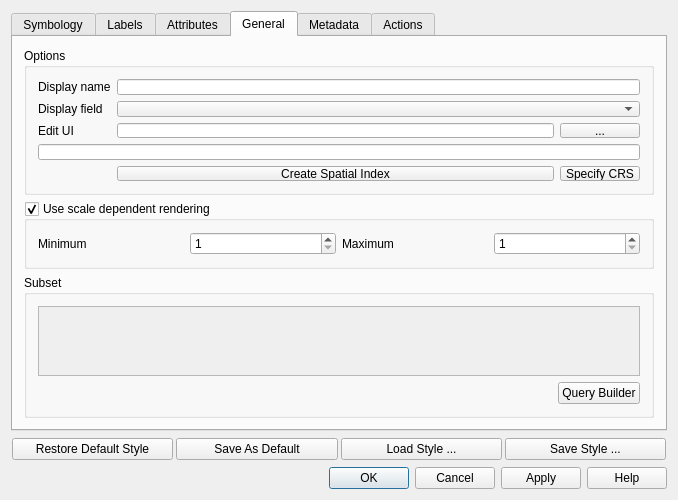
The window that qgis/src/ui/qgsvectorlayerpropertiesbase.ui (sourcepole/qgis) describes before a commit, drawn with Qt 5.
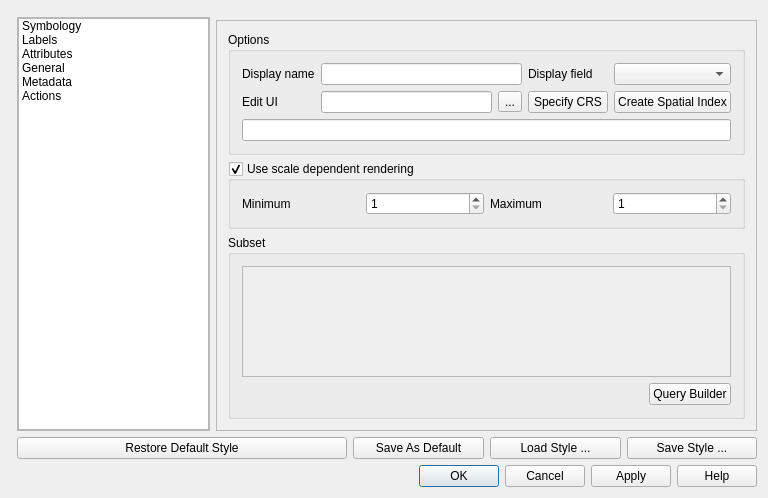
The same window after the commit. Icons and pictures are not drawn.

Commit message: First implementation of property lists for vector props dialog. Still needs icon for the property list and vertical resizing is currently not working as it should (on my todo list to fix).

Patch:
```diff
--- a/qgis/src/ui/qgsvectorlayerpropertiesbase.ui
+++ b/qgis/src/ui/qgsvectorlayerpropertiesbase.ui
@@ -6,29 +6,22 @@
    <rect>
     <x>0</x>
     <y>0</y>
-    <width>678</width>
-    <height>500</height>
+    <width>768</width>
+    <height>498</height>
    </rect>
   </property>
-  <property name="minimumSize">
-   <size>
-    <width>0</width>
-    <height>500</height>
-   </size>
-  </property>
   <property name="windowTitle">
    <string>Layer Properties</string>
   </property>
   <property name="windowIcon">
    <iconset>
-    <normaloff/>
-   </iconset>
+    <normaloff>../../../../../.designer/backup</normaloff>../../../../../.designer/backup</iconset>
   </property>
   <property name="modal">
    <bool>true</bool>
   </property>
-  <layout class="QGridLayout">
-   <item row="1" column="0">
+  <layout class="QGridLayout" name="gridLayout">
+   <item row="0" column="0" rowspan="2" colspan="2">
     <layout class="QHBoxLayout">
      <property name="spacing">
       <number>3</number>
@@ -36,77 +29,77 @@
      <property name="margin">
       <number>1</number>
      </property>
-     <item>
-      <widget class="QPushButton" name="pbnLoadDefaultStyle">
-       <property name="text">
-        <string>Restore Default Style</string>
-       </property>
-      </widget>
-     </item>
-     <item>
-      <widget class="QPushButton" name="pbnSaveDefaultStyle">
-       <property name="text">
-        <string>Save As Default</string>
-       </property>
-      </widget>
-     </item>
-     <item>
-      <widget class="QPushButton" name="pbnLoadStyle">
-       <property name="text">
-        <string>Load Style ...</string>
-       </property>
-      </widget>
-     </item>
-     <item>
-      <widget class="QPushButton" name="pbnSaveStyleAs">
-       <property name="text">
-        <string>Save Style ...</string>
-       </property>
-      </widget>
-     </item>
     </layout>
    </item>
-   <item row="3" column="0">
-    <widget class="QDialogButtonBox" name="buttonBox">
-     <property name="orientation">
-      <enum>Qt::Horizontal</enum>
-     </property>
-     <property name="standardButtons">
-      <set>QDialogButtonBox::Apply|QDialogButtonBox::Cancel|QDialogButtonBox::Help|QDialogButtonBox::Ok</set>
-     </property>
-    </widget>
-   </item>
-   <item row="0" column="0">
-    <widget class="QTabWidget" name="tabWidget">
-     <property name="enabled">
+   <item row="1" column="1">
+    <widget class="QScrollArea" name="scrollArea">
+     <property name="widgetResizable">
       <bool>true</bool>
      </property>
-     <property name="sizePolicy">
-      <sizepolicy hsizetype="Expanding" vsizetype="Expanding">
-       <horstretch>0</horstretch>
-       <verstretch>0</verstretch>
-      </sizepolicy>
-     </property>
-     <property name="autoFillBackground">
-      <bool>false</bool>
-     </property>
-     <property name="tabShape">
-      <enum>QTabWidget::Rounded</enum>
-     </property>
-     <property name="currentIndex">
-      <number>3</number>
-     </property>
-     <widget class="QWidget" name="tab2">
-      <property name="sizePolicy">
-       <sizepolicy hsizetype="Expanding" vsizetype="Expanding">
-        <horstretch>0</horstretch>
-        <verstretch>0</verstretch>
-       </sizepolicy>
-      </property>
-      <attribute name="title">
+     <widget class="QWidget" name="scrollAreaWidgetContents">
+      <property name="geometry">
+       <rect>
+        <x>0</x>
+        <y>0</y>
+        <width>194</width>
+        <height>404</height>
+       </rect>
+      </property>
+      <layout class="QGridLayout" name="gridLayout_10">
+       <property name="margin">
+        <number>0</number>
+       </property>
+       <item row="0" column="0">
+        <widget class="QListWidget" name="listWidget">
+         <property name="iconSize">
+          <size>
+           <width>64</width>
+           <height>64</height>
+          </size>
+         </property>
+         <item>
+          <property name="text">
        <string>Symbology</string>
-      </attribute>
-      <layout class="QGridLayout">
+          </property>
+         </item>
+         <item>
+          <property name="text">
+           <string>Labels</string>
+          </property>
+         </item>
+         <item>
+          <property name="text">
+           <string>Attributes</string>
+          </property>
+         </item>
+         <item>
+          <property name="text">
+           <string>General</string>
+          </property>
+         </item>
+         <item>
+          <property name="text">
+           <string>Metadata</string>
+          </property>
+         </item>
+         <item>
+          <property name="text">
+           <string>Actions</string>
+          </property>
+         </item>
+        </widget>
+       </item>
+      </layout>
+     </widget>
+    </widget>
+   </item>
+   <item row="0" column="2" rowspan="2" colspan="4">
+    <widget class="QStackedWidget" name="stackedWidget">
+     <property name="currentIndex">
+      <number>3</number>
+     </property>
+     <widget class="QWidget" name="page_3">
+      <layout class="QGridLayout" name="gridLayout_4">
        <item row="0" column="0">
         <widget class="QLabel" name="legendtypelabel">
          <property name="sizePolicy">
@@ -209,11 +202,8 @@
        </item>
       </layout>
      </widget>
-     <widget class="QWidget" name="tab4">
-      <attribute name="title">
-       <string>Labels</string>
-      </attribute>
-      <layout class="QGridLayout">
+     <widget class="QWidget" name="page_4">
+      <layout class="QGridLayout" name="gridLayout_5">
        <item row="0" column="0">
         <widget class="QCheckBox" name="labelCheckBox">
          <property name="sizePolicy">
@@ -248,14 +238,9 @@
        </item>
       </layout>
      </widget>
-     <widget class="QWidget" name="tab6">
-      <attribute name="title">
-       <string>Attributes</string>
-      </attribute>
-      <layout class="QGridLayout" name="gridLayout">
+     <widget class="QWidget" name="page_5">
+      <layout class="QGridLayout" name="gridLayout_6">
        <item row="0" column="0">
-        <layout class="QHBoxLayout" name="horizontalLayout">
-         <item>
           <widget class="QToolButton" name="mAddAttributeButton">
            <property name="sizePolicy">
             <sizepolicy hsizetype="Fixed" vsizetype="Fixed">
@@ -271,14 +256,14 @@
            </property>
            <property name="icon">
             <iconset>
-             <normaloff>../xpm/new_attribute.png</normaloff>../xpm/new_attribute.png</iconset>
+           <normaloff>../../../../../.designer/xpm/new_attribute.png</normaloff>../../../../../.designer/xpm/new_attribute.png</iconset>
            </property>
            <property name="shortcut">
             <string>Ctrl+N</string>
            </property>
           </widget>
          </item>
-         <item>
+       <item row="0" column="1">
           <widget class="QToolButton" name="mDeleteAttributeButton">
            <property name="toolTip">
             <string>Delete column</string>
@@ -288,14 +273,14 @@
            </property>
            <property name="icon">
             <iconset>
-             <normaloff>../xpm/delete_attribute.png</normaloff>../xpm/delete_attribute.png</iconset>
+           <normaloff>../../../../../.designer/xpm/delete_attribute.png</normaloff>../../../../../.designer/xpm/delete_attribute.png</iconset>
            </property>
            <property name="shortcut">
             <string>Ctrl+X</string>
            </property>
           </widget>
          </item>
-         <item>
+       <item row="0" column="2">
           <widget class="QToolButton" name="mToggleEditingButton">
            <property name="toolTip">
             <string>Toggle editing mode</string>
@@ -311,7 +296,7 @@
            </property>
           </widget>
          </item>
-         <item>
+       <item row="0" column="3">
           <widget class="QToolButton" name="mCalculateFieldButton">
            <property name="toolTip">
             <string>Field calculator</string>
@@ -327,7 +312,7 @@
            </property>
           </widget>
          </item>
-         <item>
+       <item row="0" column="4">
           <spacer>
            <property name="orientation">
             <enum>Qt::Horizontal</enum>
@@ -340,9 +325,7 @@
            </property>
           </spacer>
          </item>
-        </layout>
-       </item>
-       <item row="1" column="0">
+       <item row="1" column="0" colspan="5">
         <widget class="QTableWidget" name="tblAttributes">
          <property name="sizePolicy">
           <sizepolicy hsizetype="Expanding" vsizetype="Expanding">
@@ -363,17 +346,41 @@
        </item>
       </layout>
      </widget>
-     <widget class="QWidget" name="tab1">
-      <attribute name="title">
-       <string>General</string>
-      </attribute>
-      <layout class="QGridLayout">
+     <widget class="QWidget" name="page_6">
+      <layout class="QGridLayout" name="gridLayout_7">
+       <property name="leftMargin">
+        <number>0</number>
+       </property>
+       <property name="topMargin">
+        <number>9</number>
+       </property>
+       <property name="rightMargin">
+        <number>0</number>
+       </property>
+       <property name="bottomMargin">
+        <number>0</number>
+       </property>
+       <item row="0" column="0">
+        <widget class="QScrollArea" name="scrollArea_2">
+         <property name="widgetResizable">
+          <bool>true</bool>
+         </property>
+         <widget class="QWidget" name="scrollAreaWidgetContents_2">
+          <property name="geometry">
+           <rect>
+            <x>0</x>
+            <y>0</y>
+            <width>540</width>
+            <height>401</height>
+           </rect>
+          </property>
+          <layout class="QGridLayout" name="gridLayout_3">
        <item row="0" column="0">
         <widget class="QGroupBox" name="indexGroupBox">
          <property name="title">
           <string>Options</string>
          </property>
-         <layout class="QGridLayout">
+             <layout class="QGridLayout" name="gridLayout_2">
           <item row="0" column="0">
            <widget class="QLabel" name="textLabel3">
             <property name="text">
@@ -384,10 +391,10 @@
             </property>
            </widget>
           </item>
-          <item row="0" column="1" colspan="2">
+              <item row="0" column="1">
            <widget class="QLineEdit" name="txtDisplayName"/>
           </item>
-          <item row="1" column="0">
+              <item row="0" column="2">
            <widget class="QLabel" name="textLabel2">
             <property name="toolTip">
              <string>Display field for the Identify Results dialog box</string>
@@ -403,58 +410,62 @@
             </property>
            </widget>
           </item>
-          <item row="1" column="1" colspan="2">
+              <item row="0" column="3">
            <widget class="QComboBox" name="displayFieldComboBox">
             <property name="whatsThis">
              <string>Use this control to set which field is placed at the top level of the Identify Results dialog box.</string>
             </property>
            </widget>
           </item>
-          <item row="3" column="0" colspan="3">
-           <widget class="QLineEdit" name="leSpatialRefSys">
-            <property name="readOnly">
-             <bool>true</bool>
-            </property>
-           </widget>
-          </item>
-          <item row="4" column="1">
-           <widget class="QPushButton" name="pbnIndex">
-            <property name="text">
-             <string>Create Spatial Index</string>
-            </property>
-           </widget>
-          </item>
-          <item row="4" column="2">
-           <widget class="QPushButton" name="pbnChangeSpatialRefSys">
-            <property name="toolTip">
-             <string>Specify the coordinate reference system of the layer's geometry.</string>
-            </property>
-            <property name="whatsThis">
-             <string>Specify the coordinate reference system of the layer's geometry.</string>
-            </property>
-            <property name="text">
-             <string>Specify CRS</string>
-            </property>
-           </widget>
-          </item>
-          <item row="2" column="0">
+              <item row="1" column="0">
            <widget class="QLabel" name="label">
             <property name="text">
              <string>Edit UI</string>
             </property>
            </widget>
           </item>
-          <item row="2" column="1">
+              <item row="1" column="1">
+               <layout class="QHBoxLayout" name="horizontalLayout_2">
+                <item>
            <widget class="QLineEdit" name="leEditForm"/>
           </item>
-          <item row="2" column="2">
-           <widget class="QPushButton" name="pbnSelectEditForm">
+                <item>
+                 <widget class="QToolButton" name="pbnSelectEditForm">
             <property name="text">
              <string>...</string>
             </property>
            </widget>
           </item>
          </layout>
+              </item>
+              <item row="1" column="2">
+               <widget class="QPushButton" name="pbnChangeSpatialRefSys">
+                <property name="toolTip">
+                 <string>Specify the coordinate reference system of the layer's geometry.</string>
+                </property>
+                <property name="whatsThis">
+                 <string>Specify the coordinate reference system of the layer's geometry.</string>
+                </property>
+                <property name="text">
+                 <string>Specify CRS</string>
+                </property>
+               </widget>
+              </item>
+              <item row="1" column="3">
+               <widget class="QPushButton" name="pbnIndex">
+                <property name="text">
+                 <string>Create Spatial Index</string>
+                </property>
+               </widget>
+              </item>
+              <item row="2" column="0" colspan="4">
+               <widget class="QLineEdit" name="leSpatialRefSys">
+                <property name="readOnly">
+                 <bool>true</bool>
+                </property>
+               </widget>
+              </item>
+             </layout>
         </widget>
        </item>
        <item row="1" column="0">
@@ -568,14 +579,12 @@
        </item>
       </layout>
      </widget>
-     <widget class="QWidget" name="tab3">
-      <attribute name="title">
-       <string>Metadata</string>
-      </attribute>
-      <layout class="QGridLayout">
-       <property name="margin">
-        <number>11</number>
-       </property>
+        </widget>
+       </item>
+      </layout>
+     </widget>
+     <widget class="QWidget" name="page_7">
+      <layout class="QGridLayout" name="gridLayout_8">
        <item row="0" column="0">
         <widget class="QTextEdit" name="teMetadata">
          <property name="lineWidth">
@@ -588,11 +597,8 @@
        </item>
       </layout>
      </widget>
-     <widget class="QWidget" name="tab5">
-      <attribute name="title">
-       <string>Actions</string>
-      </attribute>
-      <layout class="QGridLayout">
+     <widget class="QWidget" name="page_8">
+      <layout class="QGridLayout" name="gridLayout_9">
        <item row="0" column="0">
         <widget class="QFrame" name="actionOptionsFrame">
          <property name="sizePolicy">
@@ -613,6 +619,44 @@
      </widget>
     </widget>
    </item>
+   <item row="2" column="1" colspan="2">
+    <widget class="QPushButton" name="pbnLoadDefaultStyle">
+     <property name="text">
+      <string>Restore Default Style</string>
+     </property>
+    </widget>
+   </item>
+   <item row="2" column="3">
+    <widget class="QPushButton" name="pbnSaveDefaultStyle">
+     <property name="text">
+      <string>Save As Default</string>
+     </property>
+    </widget>
+   </item>
+   <item row="2" column="4">
+    <widget class="QPushButton" name="pbnLoadStyle">
+     <property name="text">
+      <string>Load Style ...</string>
+     </property>
+    </widget>
+   </item>
+   <item row="2" column="5">
+    <widget class="QPushButton" name="pbnSaveStyleAs">
+     <property name="text">
+      <string>Save Style ...</string>
+     </property>
+    </widget>
+   </item>
+   <item row="3" column="0" colspan="6">
+    <widget class="QDialogButtonBox" name="buttonBox">
+     <property name="orientation">
+      <enum>Qt::Horizontal</enum>
+     </property>
+     <property name="standardButtons">
+      <set>QDialogButtonBox::Apply|QDialogButtonBox::Cancel|QDialogButtonBox::Help|QDialogButtonBox::Ok</set>
+     </property>
+    </widget>
+   </item>
   </layout>
  </widget>
  <layoutdefault spacing="6" margin="11"/>
```
Left out of the diff: 34 changed lines with no effect on the pictures. Lines whose indentation alone changed are shown as unchanged. The commit also changes 1 other file.
